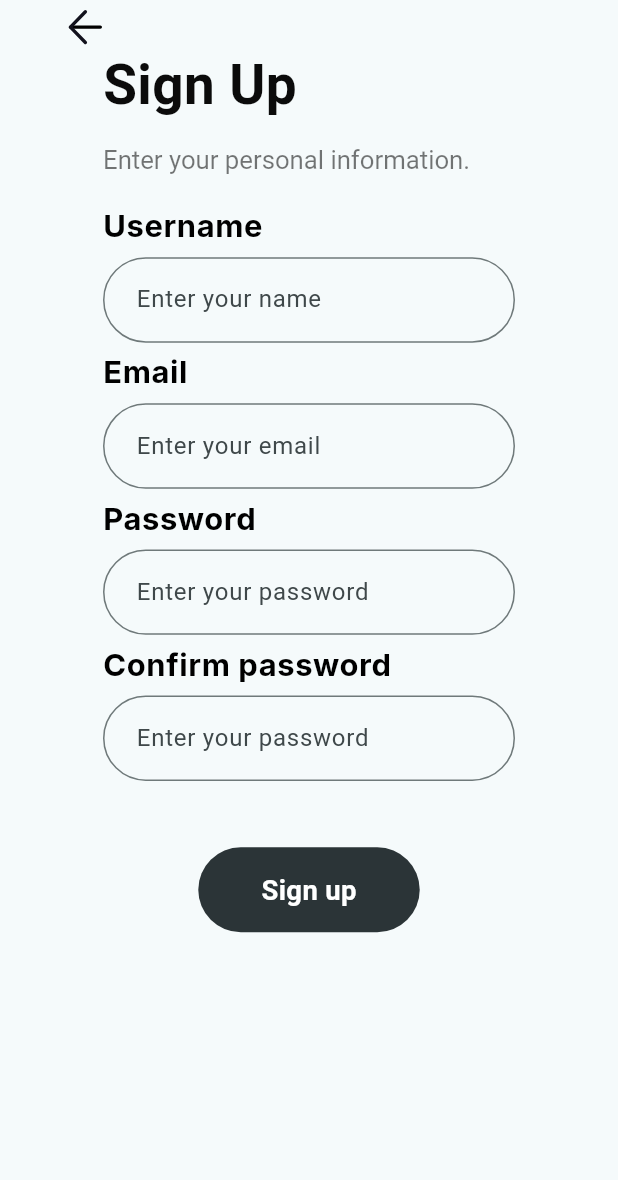
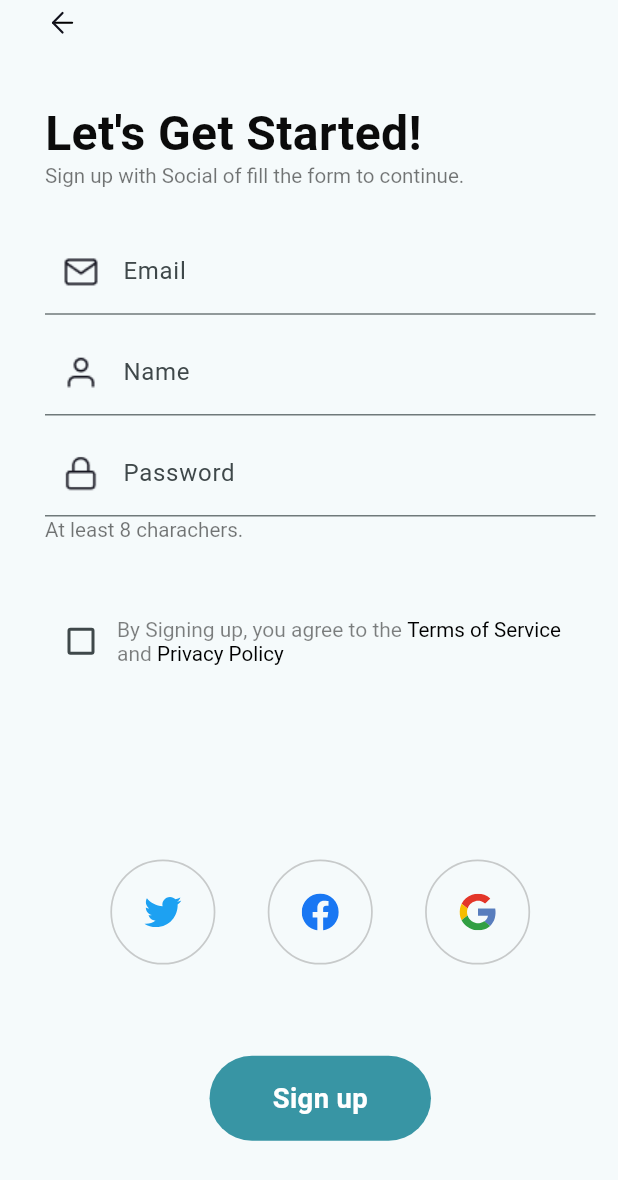
Before and after one commit to Not-Organization-dev/egy_traveler_flutter, a Flutter app: the SignScreen screen opened directly, on a phone screen of 412 x 824 dp. Shown: the top 1180 px of the screen. Run offline on Flutter 3.47's test engine with Material 2 defaults, Android fonts, the phone set to English and light mode, and no system bars; our stand-ins replace flutter_screenutil, flutter_svg, font_awesome_flutter, google_fonts.

Commit message:
زهقت

```diff
--- a/lib/View/Components/ui_small_top_buttons.dart
+++ b/lib/View/Components/ui_small_top_buttons.dart
@@ -19,8 +19,8 @@ class CustomUiSmallButton extends StatelessWidget {
       borderRadius: BorderRadius.circular(50.r),
       onTap: onTapAction,
       child: Container(
-        width: 38.w,
-        height: 36.h,
+        width: 23.w,
+        height: 23.h,
         decoration: const BoxDecoration(
           shape: BoxShape.circle,
         ),
--- a/lib/View/Screens/sign_controller.dart
+++ b/lib/View/Screens/sign_controller.dart
@@ -74,7 +74,7 @@ class SignScreenController extends StatelessWidget {
                 textSize: 22,
                 buttonWidth: 328,
                 textColor: Colors.white,
-                buttonColor: Colors.black.withOpacity(.5),
+                buttonColor: Colors.black.withOpacity(.6),
                 onTapButton: () {
                   Navigator.push(
                     context,
--- a/lib/View/Screens/sign_screen.dart
+++ b/lib/View/Screens/sign_screen.dart
@@ -21,10 +21,6 @@ class SignScreen extends StatelessWidget {
     //! final keyboardSpace = MediaQuery.of(context).viewInsets.bottom;
     return Scaffold(
       body: SafeArea(
-        child: Padding(
-          padding: EdgeInsets.symmetric(
-            horizontal: 30.w,
-          ),
         child: SingleChildScrollView(
           child: Column(
             crossAxisAlignment: CrossAxisAlignment.start,
@@ -32,23 +28,19 @@ class SignScreen extends StatelessWidget {
               Row(
                 children: [
                   SizedBox(
-                      height: 33.h,
+                    width: 28,
+                    height: 30.h,
                   ),
                   CustomUiSmallButton(
                     onTapAction: () {
                       backMethod(context);
                     },
-                      icon:
-                          SvgPicture.asset("assets/svg_icons/chevronLeft.svg"),
+                    icon: SvgPicture.asset("assets/svg_icons/chevronLeft.svg"),
                   ),
                 ],
               ),
-                Padding(
-                  padding: EdgeInsets.symmetric(horizontal: 30.w),
-                  child: showContent,
-                ),
+              showContent,
             ],
-            ),
           ),
         ),
       ),
--- a/lib/View/Widgets/signup_form.dart
+++ b/lib/View/Widgets/signup_form.dart
@@ -1,8 +1,12 @@
+import 'package:egy_taveler/View/Widgets/signup_terms_text.dart';
 import 'package:flutter/material.dart';
 import 'package:flutter_screenutil/flutter_screenutil.dart';
+import 'package:flutter_svg/flutter_svg.dart';
+import 'package:font_awesome_flutter/font_awesome_flutter.dart';
 
 import 'package:google_fonts/google_fonts.dart';
 
+import '../Components/circle_icon.dart';
 import '../Components/wide_button.dart';
 
 class SignUpForm extends StatefulWidget {
@@ -35,152 +39,165 @@ class _SignUpFormState extends State<SignUpForm> {
   Widget build(BuildContext context) {
     return Form(
       key: _formKey,
+      child: Padding(
+        padding: const EdgeInsets.fromLTRB(30, 0, 15, 0),
         child: Column(
           mainAxisSize: MainAxisSize.min,
           crossAxisAlignment: CrossAxisAlignment.start,
           children: [
+            SizedBox(
+              height: 38.h,
+            ),
             Text(
-            "Sign Up",
+              "Let's Get Started!",
               style: GoogleFonts.roboto(
-              fontSize: 32.sp,
+                fontSize: 28.sp,
                 fontWeight: FontWeight.w700,
                 color: const Color(0xff0b0b0b),
-              height: (33 / 32).h,
+                height: (32 / 28).h,
               ),
             ),
-          Padding(
-            padding: EdgeInsets.symmetric(vertical: 20.h),
-            child: Text(
-              "Enter your personal information.",
+            // const SizedBox(
+            //   height: 8,
+            // ),
+            Text(
+              "Sign up with Social of fill the form to continue.",
               style: Theme.of(context).textTheme.displaySmall!.copyWith(
                     fontFamily: GoogleFonts.roboto().fontFamily,
-                    fontSize: 15.sp,
+                    fontSize: 12.sp,
                     fontWeight: FontWeight.w400,
-                    height: (18 / 15).h,
+                    height: (16 / 12).h,
                   ),
             ),
+            SizedBox(
+              height: 25.h,
             ),
-          Text(
-            "Username",
-            // style: TextStyle(
-            //   fontFamily: "Inter",
-            //   fontSize: 18.sp,
-            //   fontWeight: FontWeight.w700,
-            //   color: Color(0xff000000),
-            //   height: (22 / 18).h,
+
+            TextFormField(
+              controller: _emailController,
+              keyboardType: TextInputType.emailAddress,
+              decoration: InputDecoration(
+                prefixIcon: Image.asset(
+                  "assets/png_icons/mail.png",
+                  width: 24.0,
+                  height: 24.0,
+                ),
+                // prefixIcon: Icon(
+                //   Icons.mail_outline,
+                //   size: 24.sp,
                 // ),
-            style: Theme.of(context).textTheme.bodySmall!.copyWith(
-                  fontFamily: GoogleFonts.inter().fontFamily,
-                  fontSize: 18.sp,
-                  color: const Color(0xff000000),
-                  fontWeight: FontWeight.w700,
-                  height: (22 / 18).h,
+                hintText: "Email",
+                contentPadding:
+                    EdgeInsets.symmetric(vertical: 16.h, horizontal: 16.w),
               ),
             ),
+
             Padding(
-            padding: EdgeInsets.symmetric(vertical: 7.h),
+              padding: EdgeInsets.symmetric(vertical: 10.h),
               child: TextFormField(
-              controller: _emailController,
-              keyboardType: TextInputType.name,
+                keyboardType: TextInputType.emailAddress,
                 decoration: InputDecoration(
-                labelText: 'Enter your name',
-                border: OutlineInputBorder(
-                  borderRadius: BorderRadius.circular(50.r),
+                  hintText: "Name",
+                  prefixIcon: Image.asset(
+                    "assets/png_icons/user.png",
+                    width: 24.0,
+                    height: 24.0,
                   ),
                   contentPadding:
                       EdgeInsets.symmetric(vertical: 16.h, horizontal: 16.w),
                 ),
               ),
             ),
-          Text(
-            "Email",
-            style: Theme.of(context).textTheme.bodySmall!.copyWith(
-                  fontFamily: GoogleFonts.inter().fontFamily,
-                  fontSize: 18.sp,
-                  color: const Color(0xff000000),
-                  fontWeight: FontWeight.w700,
-                  height: (22 / 18).h,
-                ),
-          ),
-          Padding(
-            padding: EdgeInsets.symmetric(vertical: 7.h),
-            child: TextFormField(
-              keyboardType: TextInputType.emailAddress,
+
+            TextFormField(
+              obscureText: true,
+              keyboardType: TextInputType.visiblePassword,
               decoration: InputDecoration(
-                labelText: 'Enter your email',
-                border: OutlineInputBorder(
-                  borderRadius: BorderRadius.circular(50.r),
+                hintText: "Password",
+                prefixIcon: Image.asset(
+                  "assets/png_icons/password.png",
+                  width: 24.0,
+                  height: 24.0,
                 ),
                 contentPadding:
                     EdgeInsets.symmetric(vertical: 16.h, horizontal: 16.w),
               ),
             ),
-          ),
             Text(
-            "Password",
-            style: Theme.of(context).textTheme.bodySmall!.copyWith(
-                  fontFamily: GoogleFonts.inter().fontFamily,
-                  fontSize: 18.sp,
-                  color: const Color(0xff000000),
-                  fontWeight: FontWeight.w700,
-                  height: (22 / 18).h,
+              "At least 8 charachers.",
+              style: Theme.of(context).textTheme.displaySmall!.copyWith(
+                    fontFamily: GoogleFonts.roboto().fontFamily,
+                    fontSize: 12.sp,
+                    fontWeight: FontWeight.w400,
+                    height: (16 / 12).h,
                   ),
             ),
+            SizedBox(
+              height: 39.h,
+            ),
+
+            Row(
+              children: [
+                Checkbox(
+                  value: false,
+                  onChanged: (value) {},
+                ),
+                SizedBox(
+                  width: 270.w,
+                  child: const SignUpTermsText(),
+                ),
+              ],
+            ),
+            SizedBox(
+              height: 101.h,
+            ),
+
             Padding(
-            padding: EdgeInsets.symmetric(vertical: 7.h),
-            child: TextFormField(
-              obscureText: true,
-              keyboardType: TextInputType.visiblePassword,
-              decoration: InputDecoration(
-                labelText: 'Enter your password',
-                border: OutlineInputBorder(
-                  borderRadius: BorderRadius.circular(50.r),
-                ),
-                contentPadding:
-                    EdgeInsets.symmetric(vertical: 16.h, horizontal: 16.w),
+              padding: EdgeInsets.symmetric(vertical: 17.h, horizontal: 11.w),
+              child: Row(
+                mainAxisAlignment: MainAxisAlignment.spaceEvenly,
+                children: [
+                  CircleIcon(
+                    icon: SvgPicture.asset(
+                      "assets/svg_icons/logoTwitter.svg",
+                      height: 24.h,
+                      width: 24.w,
                     ),
                   ),
-          ),
-          Text(
-            "Confirm password",
-            style: Theme.of(context).textTheme.bodySmall!.copyWith(
-                  fontFamily: GoogleFonts.inter().fontFamily,
-                  fontSize: 18.sp,
-                  color: const Color(0xff000000),
-                  fontWeight: FontWeight.w700,
-                  height: (22 / 18).h,
+                  CircleIcon(
+                    icon: SvgPicture.asset(
+                      "assets/svg_icons/logoFacebook.svg",
+                      height: 24.h,
+                      width: 24.w,
                     ),
                   ),
-          Padding(
-            padding: EdgeInsets.symmetric(vertical: 7.h),
-            child: TextFormField(
-              obscureText: true,
-              keyboardType: TextInputType.visiblePassword,
-              decoration: InputDecoration(
-                labelText: 'Enter your password',
-                border: OutlineInputBorder(
-                  borderRadius: BorderRadius.circular(50.r),
-                ),
-                contentPadding:
-                    EdgeInsets.symmetric(vertical: 16.h, horizontal: 16.w),
+                  CircleIcon(
+                    icon: SvgPicture.asset(
+                      "assets/svg_icons/devicon_google.svg",
+                      height: 24.h,
+                      width: 24.w,
                     ),
                   ),
+                ],
               ),
+            ),
+
             Center(
               child: Padding(
-              padding: EdgeInsets.symmetric(vertical: 36.h),
+                padding: EdgeInsets.symmetric(vertical: 42.h),
                 child: WideButton(
                   buttonText: "Sign up",
                   textSize: 16,
                   buttonWidth: 129,
                   textColor: const Color.fromRGBO(255, 255, 255, 1),
-                buttonColor: const Color.fromRGBO(43, 52, 55, 1),
+                  buttonColor: const Color.fromRGBO(56, 149, 164, 1),
                   onTapButton: () {},
                 ),
               ),
             ),
           ],
         ),
+      ),
     );
   }
 }
--- /dev/null
+++ b/lib/View/Widgets/signup_terms_text.dart
@@ -0,0 +1,54 @@
+import 'package:flutter/gestures.dart';
+import 'package:flutter/material.dart';
+import 'package:flutter_screenutil/flutter_screenutil.dart';
+import 'package:google_fonts/google_fonts.dart';
+
+class SignUpTermsText extends StatelessWidget {
+  const SignUpTermsText({super.key});
+
+  @override
+  Widget build(BuildContext context) {
+    return RichText(
+      maxLines: 3,
+      softWrap: true,
+      text: TextSpan(
+        text: 'By Signing up, you agree to the ',
+        style: GoogleFonts.roboto(
+          color: Colors.black.withOpacity(.5),
+        ),
+        children: [
+          TextSpan(
+            text: 'Terms of Service',
+            style: GoogleFonts.roboto(
+              color: Colors.black,
+              fontSize: 12.sp,
+              fontWeight: FontWeight.w400,
+            ),
+            // Add a tap gesture recognizer for the "Terms of Service" link
+            recognizer: TapGestureRecognizer()
+              ..onTap = () {
+                // Handle the tap on "Terms of Service" link
+                print('Terms of Service tapped!');
+              },
+          ),
+          const TextSpan(text: ' and '),
+          TextSpan(
+            text: 'Privacy Policy',
+            style: GoogleFonts.roboto(
+              color: Colors.black,
+              fontSize: 12.sp,
+              fontWeight: FontWeight.w400,
+            ),
+
+            // Add a tap gesture recognizer for the "Privacy Policy" link
+            recognizer: TapGestureRecognizer()
+              ..onTap = () {
+                // Handle the tap on "Privacy Policy" link
+                print('Privacy Policy tapped!');
+              },
+          ),
+        ],
+      ),
+    );
+  }
+}
--- a/pubspec.yaml
+++ b/pubspec.yaml
@@ -69,6 +69,7 @@ flutter:
   assets:
     - assets/images/
     - assets/svg_icons/
+    - assets/png_icons/
   #   - images/a_dot_ham.jpeg
 
   # An image asset can refer to one or more resolution-specific "variants", see
```
Also changed, not shown: lib/View/Widgets/signin_form.dart (+88 -127 lines), assets/png_icons/mail.png (added), assets/png_icons/password.png (added), assets/png_icons/user.png (added), assets/svg_icons/devicon_google.svg (added), assets/svg_icons/logoFacebook.svg (added), assets/svg_icons/logoTwitter.svg (added), assets/svg_icons/mail.svg (added), assets/svg_icons/twitter.svg (added). Lines whose indentation alone changed are shown as unchanged.
